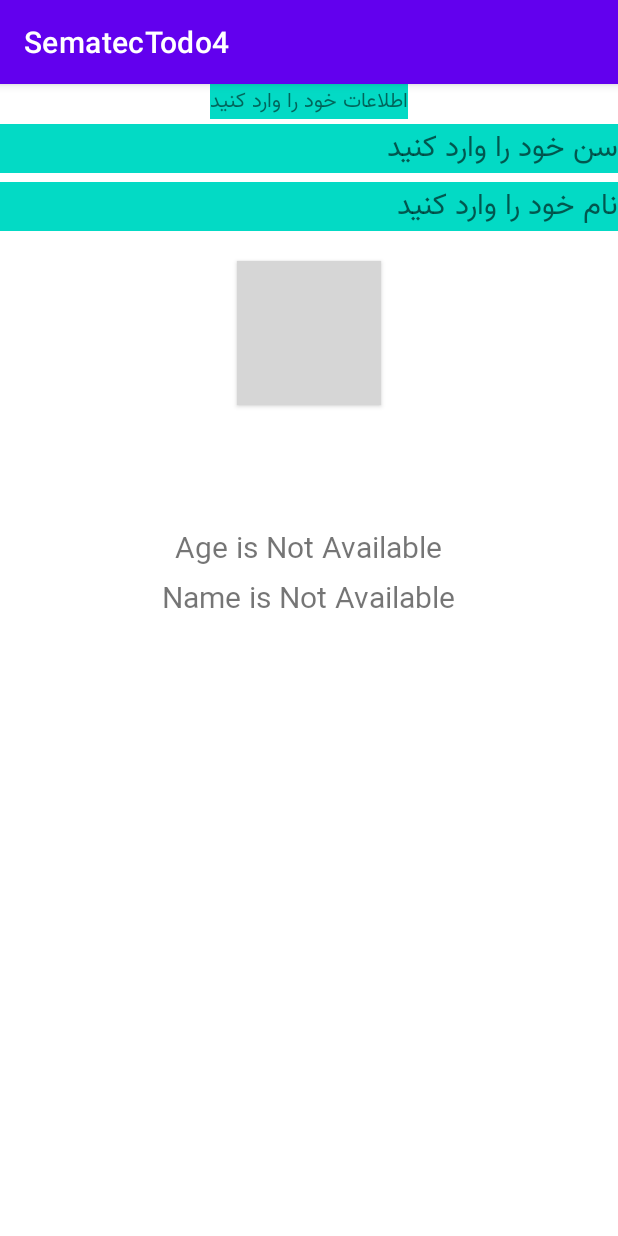
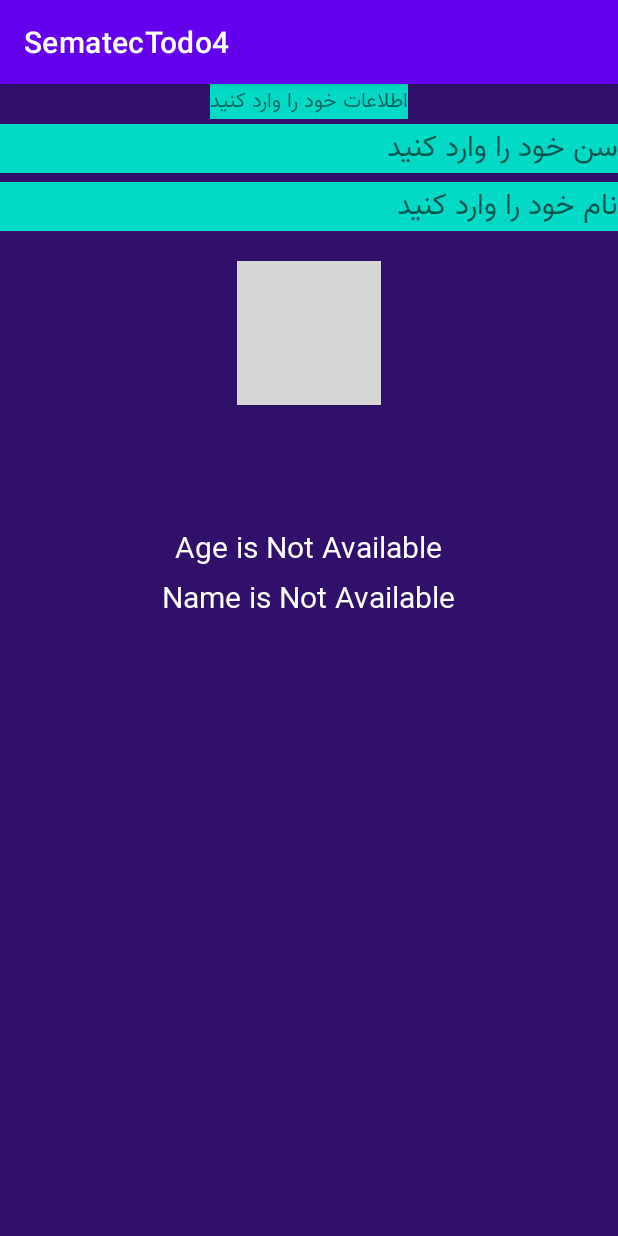
Before and after one commit to kouroshtajik/SematecTodo4, an Android app: the MainActivity screen opened directly, with no data from a screen before it, on a phone screen of 412 x 824 dp. Run offline under Robolectric (Android 15) with nearby library versions, the phone set to English and light mode, and no system bars; grey boxes are pictures that could not be loaded.

Commit message:
completed kebab menu

```diff
--- a/app/src/main/res/layout/activity_age.xml
+++ b/app/src/main/res/layout/activity_age.xml
@@ -4,7 +4,8 @@
     xmlns:tools="http://schemas.android.com/tools"
     android:layout_width="match_parent"
     android:layout_height="match_parent"
-    tools:context=".AgeActivity">
+    tools:context=".AgeActivity"
+    android:background="@color/light_gray">
     <com.example.sematectodo4.VazirTextView
         android:gravity="left"
         android:textSize="25sp"
--- a/app/src/main/res/layout/activity_kebab_menu.xml
+++ b/app/src/main/res/layout/activity_kebab_menu.xml
@@ -4,7 +4,8 @@
     xmlns:tools="http://schemas.android.com/tools"
     android:layout_width="match_parent"
     android:layout_height="match_parent"
-    tools:context=".KebabMenuActivity">
+    tools:context=".KebabMenuActivity"
+    android:background="@color/light_gray">
 
     <TextView
         android:layout_width="wrap_content"
@@ -16,6 +17,7 @@
         app:layout_constraintEnd_toEndOf="parent"
         android:textStyle="bold"
         android:textSize="27sp"
-        android:gravity="center"/>
+        android:gravity="center"
+        android:textColor="@color/white"/>
 
 </androidx.constraintlayout.widget.ConstraintLayout>
--- a/app/src/main/res/layout/activity_main.xml
+++ b/app/src/main/res/layout/activity_main.xml
@@ -6,7 +6,8 @@
     android:layout_height="match_parent"
     tools:context=".MainActivity"
     android:orientation="vertical"
-    android:gravity="center_horizontal">
+    android:gravity="center_horizontal"
+    android:background="@color/light_gray">
 
     <com.example.sematectodo4.VazirTextView
 
@@ -41,18 +42,23 @@
         android:layout_height="wrap_content"
         android:text="ذخیره"
         android:background="@drawable/my_button"
-        android:layout_marginTop="20sp"/>
+        android:layout_marginTop="20sp"
+        android:textSize="30sp"
+        android:textStyle="bold"/>
     <com.example.sematectodo4.VazirTextView
         android:id="@+id/txtAgeRes"
         android:textSize="20sp"
         android:layout_marginTop="80dp"
         android:layout_width="wrap_content"
-        android:layout_height="wrap_content" />
+        android:layout_height="wrap_content"
+        android:textColor="@color/white"/>
+
     <com.example.sematectodo4.VazirTextView
         android:id="@+id/txtNameRes"
         android:textSize="20sp"
         android:layout_width="wrap_content"
-        android:layout_height="wrap_content"/>
+        android:layout_height="wrap_content"
+        android:textColor="@color/white"/>
 
 
 </LinearLayout>
--- a/app/src/main/res/values/colors.xml
+++ b/app/src/main/res/values/colors.xml
@@ -7,4 +7,5 @@
     <color name="teal_700">#FF018786</color>
     <color name="black">#FF000000</color>
     <color name="white">#FFFFFFFF</color>
+    <color name="light_gray">#31106C</color>
 </resources>
```
Also changed, not shown: app/src/main/res/layout/activity_dial.xml (+5 -2 lines).
